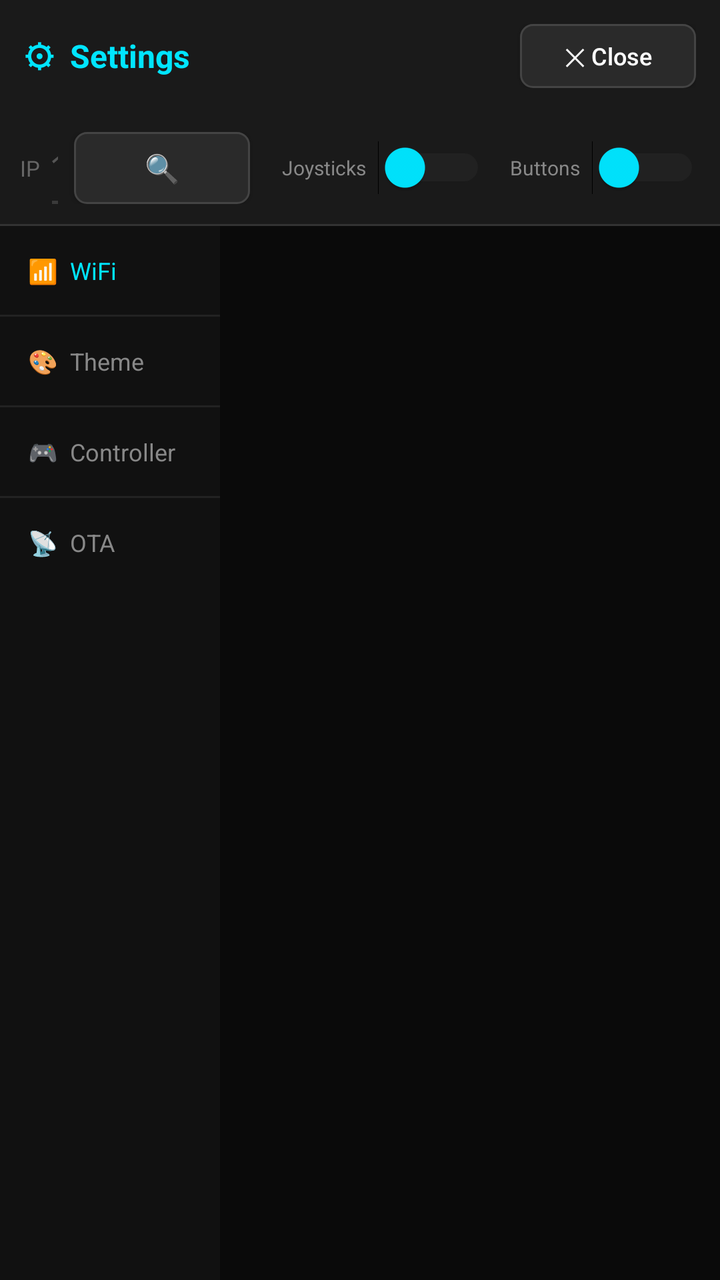
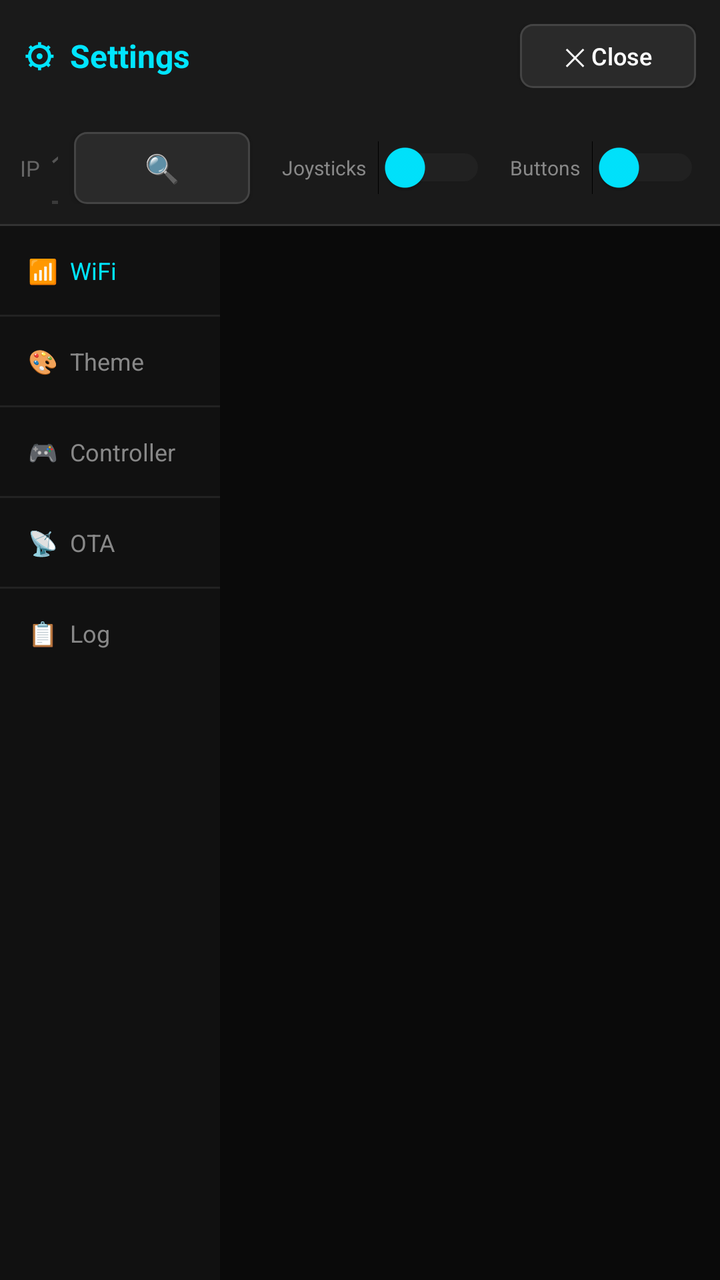

Before-and-after screenshots of an Android layout around one commit, followed by the original layout XML and the change that was made.
<!-- AndroidManifest.xml: application theme Theme.ESPad32Controller -->
<!-- res/layout/dialog_settings.xml -->
<?xml version="1.0" encoding="utf-8"?>
<LinearLayout xmlns:android="http://schemas.android.com/apk/res/android"
    android:layout_width="match_parent"
    android:layout_height="match_parent"
    android:orientation="vertical"
    android:background="#0A0A0A"
    android:fitsSystemWindows="true">

    
    <LinearLayout android:layout_width="match_parent" android:layout_height="wrap_content"
        android:orientation="horizontal" android:background="#1A1A1A"
        android:padding="12dp" android:gravity="center_vertical">
        <TextView android:layout_width="0dp" android:layout_height="wrap_content"
            android:layout_weight="1" android:text="⚙  Settings"
            android:textColor="#00E5FF" android:textSize="16sp" android:textStyle="bold"/>
        <Button android:id="@+id/btnSettingsClose"
            android:layout_width="wrap_content" android:layout_height="32dp"
            android:text="✕ Close" android:textSize="12sp" style="@style/CarButton"/>
    </LinearLayout>

    
    <LinearLayout android:layout_width="match_parent" android:layout_height="wrap_content"
        android:orientation="horizontal" android:background="#1A1A1A"
        android:padding="10dp" android:gravity="center_vertical">

        
        <TextView android:layout_width="wrap_content" android:layout_height="wrap_content"
            android:text="IP" android:textColor="#666666" android:textSize="11sp"
            android:layout_marginEnd="6dp"/>
        <EditText android:id="@+id/etIpAddress"
            android:layout_width="0dp" android:layout_height="36dp" android:layout_weight="1"
            android:inputType="text" android:fontFamily="monospace"
            android:textColor="#FFFFFF" android:textColorHint="#555555"
            android:hint="192.168.4.1" android:background="@drawable/edittext_underline"
            android:paddingStart="8dp" android:paddingEnd="8dp"
            android:layout_marginEnd="8dp"/>

        
        <Button android:id="@+id/btnSearchDevices"
            android:layout_width="wrap_content" android:layout_height="36dp"
            android:text="🔍" android:textSize="14sp"
            android:layout_marginEnd="16dp"
            style="@style/CarButton"/>

        
        <TextView android:layout_width="wrap_content" android:layout_height="wrap_content"
            android:text="Joysticks" android:textColor="#888888"
            android:textSize="10sp" android:layout_marginEnd="6dp"/>
        <Switch android:id="@+id/switchJoysticks"
            android:layout_width="wrap_content" android:layout_height="wrap_content"
            android:thumbTint="#00E5FF" android:trackTint="#333333"/>

        <TextView android:layout_width="wrap_content" android:layout_height="wrap_content"
            android:text="Buttons" android:textColor="#888888"
            android:textSize="10sp" android:layout_marginStart="12dp" android:layout_marginEnd="6dp"/>
        <Switch android:id="@+id/switchVirtualButtons"
            android:layout_width="wrap_content" android:layout_height="wrap_content"
            android:thumbTint="#00E5FF" android:trackTint="#333333"/>

    </LinearLayout>

    
    <View android:layout_width="match_parent" android:layout_height="1dp"
        android:background="#333333"/>

    
    <LinearLayout android:layout_width="match_parent" android:layout_height="0dp"
        android:layout_weight="1" android:orientation="horizontal">

        
        <LinearLayout android:layout_width="110dp" android:layout_height="match_parent"
            android:orientation="vertical" android:background="#111111">
            <TextView android:id="@+id/tabWifi"
                android:layout_width="match_parent" android:layout_height="wrap_content"
                android:text="📶  WiFi" android:textSize="12sp"
                android:padding="14dp" android:textColor="#00E5FF"/>
            <View android:layout_width="match_parent" android:layout_height="1dp" android:background="#222222"/>
            <TextView android:id="@+id/tabTheme"
                android:layout_width="match_parent" android:layout_height="wrap_content"
                android:text="🎨  Theme" android:textSize="12sp"
                android:padding="14dp" android:textColor="#888888"/>
            <View android:layout_width="match_parent" android:layout_height="1dp" android:background="#222222"/>
            <TextView android:id="@+id/tabController"
                android:layout_width="match_parent" android:layout_height="wrap_content"
                android:text="🎮  Controller" android:textSize="12sp"
                android:padding="14dp" android:textColor="#888888"/>
            <View android:layout_width="match_parent" android:layout_height="1dp" android:background="#222222"/>
            <TextView android:id="@+id/tabAdvanced"
                android:layout_width="match_parent" android:layout_height="wrap_content"
                android:text="📡  OTA" android:textSize="12sp"
                android:padding="14dp" android:textColor="#888888"/>
        </LinearLayout>

        
        <ScrollView android:layout_width="0dp" android:layout_height="match_parent"
            android:layout_weight="1" android:padding="14dp"
            android:background="#0A0A0A">
            <LinearLayout android:id="@+id/settingsContent"
                android:layout_width="match_parent" android:layout_height="wrap_content"
                android:orientation="vertical"/>
        </ScrollView>
    </LinearLayout>

    

</LinearLayout>
<!-- resources referenced by this layout -->
<resources>
  <!-- drawable edittext_underline (drawable) -->
  <?xml version="1.0" encoding="utf-8"?>
  <layer-list xmlns:android="http://schemas.android.com/apk/res/android">
      <item android:top="-6dp" android:left="-6dp" android:right="-6dp">
          <shape android:shape="rectangle">
              <solid android:color="@android:color/transparent"/>
              <stroke android:width="1.5dp" android:color="#3A3A3A"/>
          </shape>
      </item>
  </layer-list>
  <style name="CarButton" parent="Widget.AppCompat.Button">
          <item name="android:background">@drawable/btn_car_bg</item>
          <item name="android:textColor">#FFFFFF</item>
          <item name="android:textAllCaps">false</item>
          <item name="android:paddingHorizontal">4dp</item>
      </style>
  <style name="Theme.ESPad32Controller" parent="Theme.AppCompat.NoActionBar">
          <item name="android:windowBackground">#0A0A0A</item>
          <item name="android:statusBarColor">#000000</item>
          <item name="android:navigationBarColor">#000000</item>
          <item name="android:windowFullscreen">false</item>
      </style>
  <!-- drawable btn_car_bg (drawable) -->
  <?xml version="1.0" encoding="utf-8"?>
  <selector xmlns:android="http://schemas.android.com/apk/res/android">
      <item android:state_checked="true">
          <shape android:shape="rectangle">
              <solid android:color="#D82F2E" />
              <corners android:radius="6dp" />
          </shape>
      </item>
      <item android:state_pressed="true">
          <shape android:shape="rectangle">
              <solid android:color="#D82F2E" />
              <corners android:radius="6dp" />
          </shape>
      </item>
      <item>
          <shape android:shape="rectangle">
              <solid android:color="#2A2A2A" />
              <corners android:radius="6dp" />
              <stroke android:width="1dp" android:color="#444444" />
          </shape>
      </item>
  </selector>
</resources>

<!-- the commit's change to res/layout/dialog_settings.xml (unified diff, before → after) -->
@@ -89,6 +89,11 @@
                 android:layout_width="match_parent" android:layout_height="wrap_content"
                 android:text="📡  OTA" android:textSize="12sp"
                 android:padding="14dp" android:textColor="#888888"/>
+            <View android:layout_width="match_parent" android:layout_height="1dp" android:background="#222222"/>
+            <TextView android:id="@+id/tabLog"
+                android:layout_width="match_parent" android:layout_height="wrap_content"
+                android:text="📋  Log" android:textSize="12sp"
+                android:padding="14dp" android:textColor="#888888"/>
         </LinearLayout>
 
         
